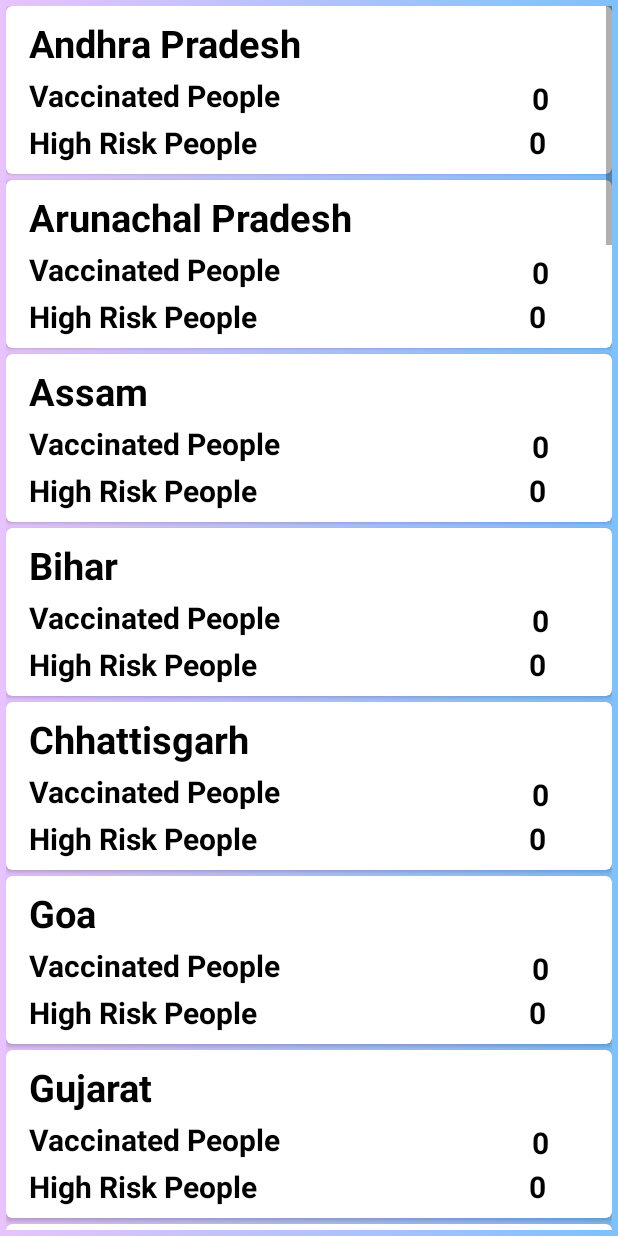
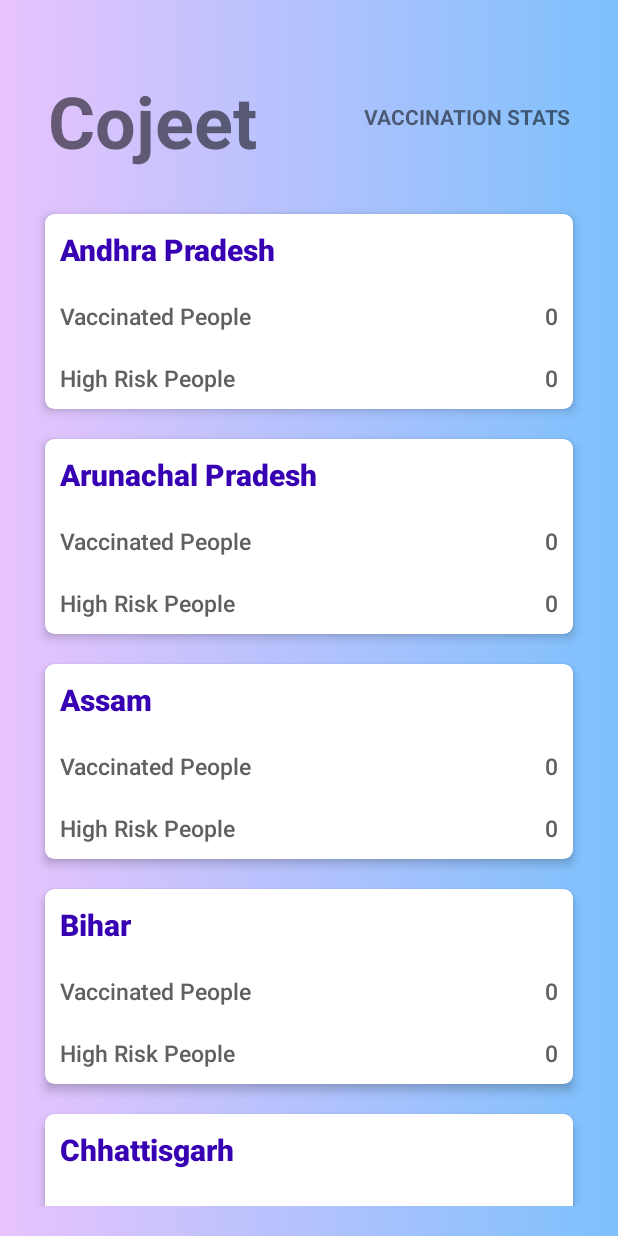
Before and after one commit to Ananyaas/Cojeet, an Android app: the VaccinationStatistics screen opened directly, with no data from a screen before it, on a phone screen of 412 x 824 dp. Run offline under Robolectric (Android 15) with nearby library versions, the phone set to English and light mode, and no system bars; our stand-ins replace Firebase (no records; nobody signed in at launch, a user with empty details on screens opened directly); 4 statements that could not run were skipped.

Commit message:
final commit

```diff
--- a/app/src/main/java/com/example/cojeet/login/Login.java
+++ b/app/src/main/java/com/example/cojeet/login/Login.java
@@ -39,13 +39,13 @@ public class Login extends AppCompatActivity {
         Btn = findViewById(R.id.loginbutton);
         progressbar = findViewById(R.id.logprogressBar);
 
-        if(mAuth.getCurrentUser()!=null){ //put this inside
+        /*if(mAuth.getCurrentUser()!=null){ //put this inside
             Toast.makeText(getApplicationContext(),
                     "Welcome back user!!",
                     Toast.LENGTH_LONG)
                     .show();
             startActivity(new Intent(getApplicationContext(), Menu.class));
-        }
+        }*/
         // Set on Click Listener on Sign-in button
         Btn.setOnClickListener(new View.OnClickListener() {
             @Override
--- a/app/src/main/java/com/example/cojeet/login/MainActivity.java
+++ b/app/src/main/java/com/example/cojeet/login/MainActivity.java
@@ -21,7 +21,7 @@ public class MainActivity extends AppCompatActivity {
         handler.postDelayed(new Runnable() {
             @Override
             public void run() {
-                Intent intent=new Intent(MainActivity.this, Menu.class);
+                Intent intent=new Intent(MainActivity.this, Login.class);
                 startActivity(intent);
                 finish();
             }
--- a/app/src/main/res/layout/activity_vaccination_statistics.xml
+++ b/app/src/main/res/layout/activity_vaccination_statistics.xml
@@ -1,20 +1,56 @@
 <?xml version="1.0" encoding="utf-8"?>
-<RelativeLayout xmlns:android="http://schemas.android.com/apk/res/android"
+<androidx.constraintlayout.widget.ConstraintLayout xmlns:android="http://schemas.android.com/apk/res/android"
     xmlns:app="http://schemas.android.com/apk/res-auto"
     xmlns:tools="http://schemas.android.com/tools"
     android:layout_width="match_parent"
     android:layout_height="match_parent"
+    android:padding="16dp"
+    android:background="@drawable/gradient"
     tools:context=".Vaccinationstats.VaccinationStatistics">
+    <LinearLayout
+        android:layout_width="match_parent"
+        android:layout_height="match_parent"
+        android:orientation="vertical">
+    <LinearLayout
+        android:id="@+id/linearLayout2"
+        android:layout_width="match_parent"
+        android:layout_height="wrap_content"
+        android:orientation="horizontal"
+        android:padding="16dp"
+
+        app:layout_constraintEnd_toEndOf="parent"
+        app:layout_constraintStart_toStartOf="parent"
+        app:layout_constraintTop_toTopOf="parent">
+
+        <TextView
+            android:id="@+id/title"
+            android:layout_width="wrap_content"
+            android:layout_height="wrap_content"
+            android:layout_marginTop="16dp"
+            android:gravity="center"
+            android:text="Cojeet"
+            android:textSize="48dp"
+            android:textStyle="bold" />
+
+        <TextView
+            android:id="@+id/signuptitle"
+            android:layout_width="match_parent"
+            android:layout_height="wrap_content"
+
+            android:gravity="end"
+            android:text="VACCINATION STATS"
+            android:textAlignment="gravity"
+            android:textStyle="bold" />
+
+
+    </LinearLayout>
 
     <androidx.recyclerview.widget.RecyclerView
         android:id="@+id/recyclerView"
         android:layout_width="match_parent"
         android:layout_height="match_parent"
         android:padding="4dp"
-        android:background="@drawable/gradient"
-        android:scrollbars="vertical"
-        />
+        tools:layout_editor_absoluteX="-22dp" />
+    </LinearLayout>
 
-
-
-</RelativeLayout>
+</androidx.constraintlayout.widget.ConstraintLayout>
--- a/app/src/main/res/layout/vac_stat.xml
+++ b/app/src/main/res/layout/vac_stat.xml
@@ -1,84 +1,100 @@
 <?xml version="1.0" encoding="utf-8"?>
-<androidx.cardview.widget.CardView xmlns:android="http://schemas.android.com/apk/res/android"
+<RelativeLayout xmlns:android="http://schemas.android.com/apk/res/android"
     android:layout_width="match_parent"
     android:layout_height="wrap_content"
-    android:layout_marginBottom="4dp"
-    xmlns:app="http://schemas.android.com/apk/res-auto"
-    app:cardCornerRadius="4dp">
-    <RelativeLayout
+    xmlns:tools="http://schemas.android.com/tools"
+    tools:context=".Vaccinationstats.VaccinationStatistics"
+
+    xmlns:app="http://schemas.android.com/apk/res-auto">
+    <androidx.cardview.widget.CardView
         android:layout_width="match_parent"
         android:layout_height="match_parent"
-        android:layout_margin="5dp">
+        android:layout_margin="10dp"
+        app:cardCornerRadius="6dp"
+        app:cardElevation="4dp">
+    <FrameLayout
+        android:layout_width="match_parent"
+        android:layout_height="wrap_content">
+    <LinearLayout
+        android:layout_width="match_parent"
+        android:layout_height="match_parent"
+        android:orientation="vertical">
 
         <TextView
             android:id="@+id/vState"
             android:layout_width="match_parent"
             android:layout_height="wrap_content"
-            android:layout_alignParentTop="true"
-            android:text="State"
-            android:textColor="@color/black"
-            android:textSize="25sp"
-            android:textStyle="bold"
-            android:padding="2dp"
-            android:layout_marginLeft="8dp"
+            android:fontFamily="sans-serif-black"
+            android:justificationMode="inter_word"
+            android:padding="10dp"
+            android:text="STATE"
+            android:textColor="@color/purple_700"
+            android:textSize="20dp"
             />
+    <LinearLayout
+        android:layout_width="match_parent"
+        android:layout_height="wrap_content"
+        android:layout_gravity="bottom"
+        android:orientation="horizontal"
+        android:padding="10dp">
         <TextView
             android:id="@+id/vno"
             android:layout_width="wrap_content"
             android:layout_height="wrap_content"
             android:text="Vaccinated People"
-            android:textColor="@color/black"
-            android:textSize="20sp"
+
+            android:fontFamily="sans-serif-light"
+
             android:textStyle="bold"
-            android:padding="2dp"
-            android:layout_below="@+id/vState"
-            android:layout_marginLeft="8dp"
+            android:textColor="#606060"
+            android:textSize="15dp"
           />
+
 
         <TextView
             android:id="@+id/vnoval"
-            android:layout_width="wrap_content"
+            android:layout_width="match_parent"
             android:layout_height="wrap_content"
-            android:layout_below="@+id/vState"
-            android:layout_marginLeft="163dp"
-            android:layout_marginTop="2dp"
-            android:layout_toRightOf="@id/vno"
-            android:padding="2dp"
-            android:text="Value"
-            android:textColor="@color/black"
-            android:textSize="20sp"
-            android:textStyle="bold" />
-
+            android:fontFamily="sans-serif-light"
+            android:gravity="right"
+            android:textStyle="bold"
+            android:hint="5 hour ago"
+            android:textColor="#606060"
+            android:textSize="15dp"
+            android:text="Value" />
+    </LinearLayout>
+    <LinearLayout
+        android:layout_width="match_parent"
+        android:layout_height="wrap_content"
+        android:layout_gravity="bottom"
+        android:orientation="horizontal"
+        android:padding="10dp">
         <TextView
             android:id="@+id/hr"
             android:layout_width="wrap_content"
             android:layout_height="wrap_content"
             android:text="High Risk People"
-            android:textColor="@color/black"
-            android:textSize="20sp"
+            android:fontFamily="sans-serif-light"
+
             android:textStyle="bold"
-            android:padding="2dp"
-            android:layout_below="@+id/vno"
-            android:layout_marginLeft="8dp"
+            android:textColor="#606060"
+            android:textSize="15dp"
             />
 
         <TextView
             android:id="@+id/hrval"
-            android:layout_width="wrap_content"
+            android:layout_width="match_parent"
             android:layout_height="wrap_content"
-            android:layout_below="@+id/vnoval"
-            android:layout_marginLeft="177dp"
-
-            android:layout_marginTop="-2dp"
-            android:layout_toRightOf="@id/hr"
-            android:padding="2dp"
+            android:fontFamily="sans-serif-light"
+            android:gravity="right"
+            android:textStyle="bold"
+            android:hint="5 hour ago"
+            android:textColor="#606060"
+            android:textSize="15dp"
             android:text="Value"
-            android:textColor="@color/black"
-            android:textSize="20sp"
-            android:textStyle="bold" />
-
-
+            />
+    </LinearLayout>
+    </LinearLayout>
+    </FrameLayout>
+    </androidx.cardview.widget.CardView>
     </RelativeLayout>
-
-
-</androidx.cardview.widget.CardView>
```
Also changed, not shown: app/src/main/res/layout/activity_edit_profile.xml (+130 -109 lines).
